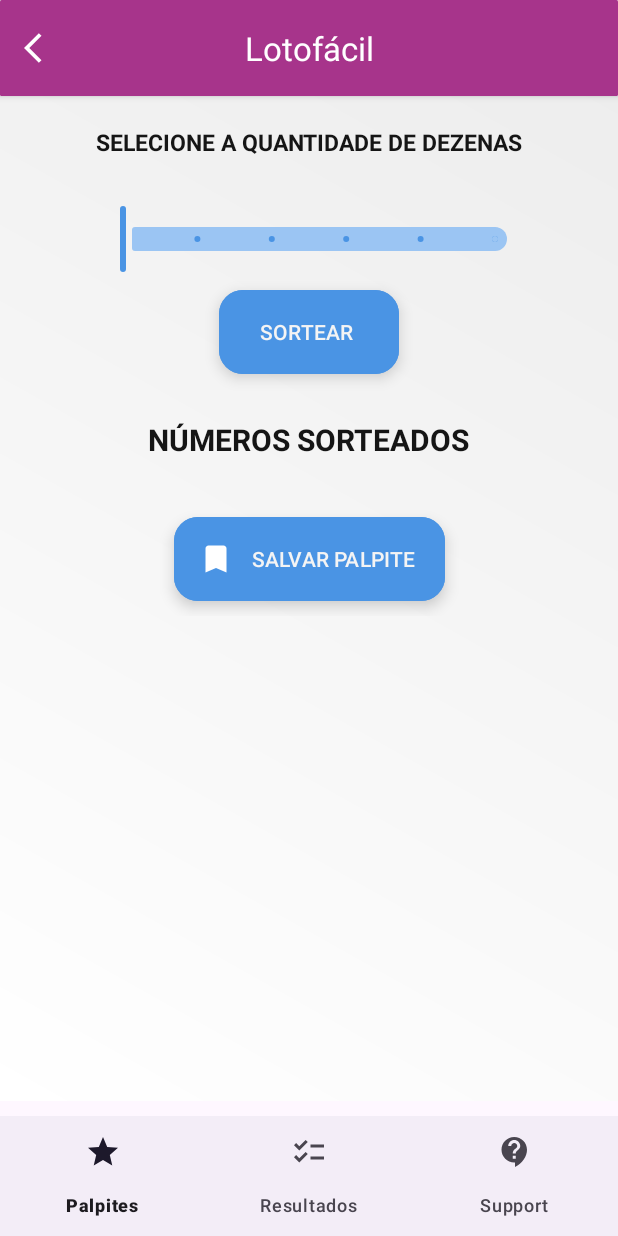
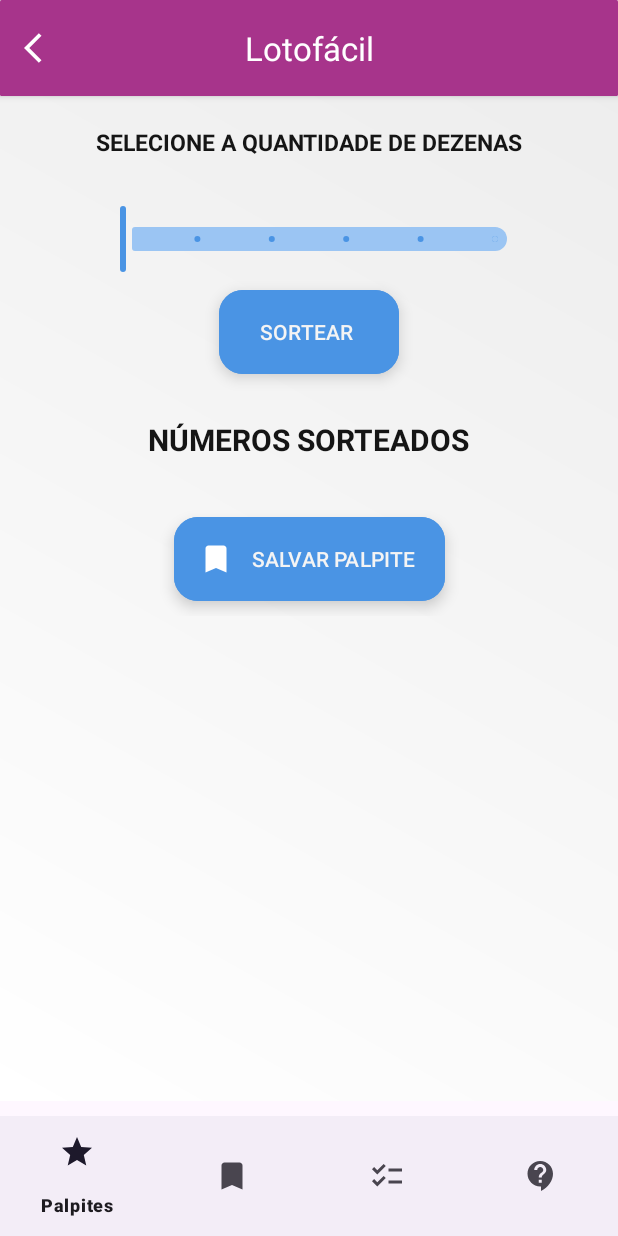
Before and after one commit to danielhungria/MinhaSorteApp, an Android app: the LotofacilPalpiteFragment screen opened through its navigation route, on a phone screen of 412 x 824 dp. Run offline under Robolectric (Android 15) with nearby library versions, the phone set to English and light mode, and no system bars; our stand-ins replace AdMob, Dagger/Hilt's generated code, Firebase (no records; nobody signed in at launch, a user with empty details on screens opened directly), Room's generated code, navigation-ui; network calls fail; pictures from the network do not load; 1 statement that could not run was skipped.

Commit message:
improvement: layout changes and verification when press saved palpite

```diff
--- a/app/src/main/java/br/com/minhasortemegasena/MainActivity.kt
+++ b/app/src/main/java/br/com/minhasortemegasena/MainActivity.kt
@@ -43,7 +43,8 @@
         val allowedDestinations = listOf(
             R.id.home_list_games_caixa_fragment,
             R.id.home_list_results,
-            R.id.support_fragment
+            R.id.support_fragment,
+            R.id.home_saved_games_fragment
         )
         binding.navigationbarActivityMenu.isItemActiveIndicatorEnabled =
             destination.id in allowedDestinations
--- a/app/src/main/java/br/com/minhasortemegasena/SupportViewModel.kt
+++ b/app/src/main/java/br/com/minhasortemegasena/SupportViewModel.kt
@@ -18,7 +18,8 @@
     fun uploadSupport(
         title: String,
         text: String,
-        context: Context?
+        context: Context?,
+        callback: ((Boolean) -> Unit)?
     ) {
         val uuid = UUID.randomUUID().toString()
         val saveSupport = SupportModel(
@@ -37,6 +38,7 @@
                             Toast.LENGTH_LONG
                         ).show()
                     }
+                    callback?.invoke(true)
                 } else {
                     context?.let {
                         Toast.makeText(
@@ -51,6 +53,7 @@
                     Toast.makeText(context, "Serviço indisponível no momento", Toast.LENGTH_LONG)
                         .show()
                 }
+                callback?.invoke(false)
             }
 
         }
--- a/app/src/main/java/br/com/minhasortemegasena/ui/games/federal/FederalPalpiteFragment.kt
+++ b/app/src/main/java/br/com/minhasortemegasena/ui/games/federal/FederalPalpiteFragment.kt
@@ -72,6 +72,7 @@
     }
 
     private fun setupButtonSavePalpite() {
+        if (!viewModel.randomNumberList.value.isNullOrEmpty()) {
             binding.buttonSaveSortedNumber.setOnClickListener {
                 setupAdInterstitial()
                 val builder = AlertDialog.Builder(requireContext())
@@ -90,6 +91,9 @@
                     dialog.dismiss()
                 }
                 builder.show()
+            }
+        } else {
+            Toast.makeText(requireContext(), "Sorteie um número antes de salvar o palpite",Toast.LENGTH_LONG).show()
         }
     }
 
--- a/app/src/main/java/br/com/minhasortemegasena/ui/games/lotofacil/LotofacilPalpiteFragment.kt
+++ b/app/src/main/java/br/com/minhasortemegasena/ui/games/lotofacil/LotofacilPalpiteFragment.kt
@@ -72,6 +72,7 @@
     }
 
     private fun setupButtonSavePalpite() {
+        if (!viewModel.randomNumberList.value.isNullOrEmpty()) {
             binding.buttonSaveSortedNumber.setOnClickListener {
                 setupAdInterstitial()
                 val builder = AlertDialog.Builder(requireContext())
@@ -89,6 +90,9 @@
                     dialog.dismiss()
                 }
                 builder.show()
+            }
+        } else {
+            Toast.makeText(requireContext(), "Sorteie um número antes de salvar o palpite",Toast.LENGTH_LONG).show()
         }
     }
 
--- a/app/src/main/java/br/com/minhasortemegasena/ui/games/lotofacil/LotofacilPalpiteViewModel.kt
+++ b/app/src/main/java/br/com/minhasortemegasena/ui/games/lotofacil/LotofacilPalpiteViewModel.kt
@@ -17,7 +17,7 @@
 class LotofacilPalpiteViewModel @Inject constructor(private val mainRepository: MainRepository): ViewModel() {
 
     private val _randomNumberList = MutableLiveData<List<Int>>()
-    private val randomNumberList: LiveData<List<Int>> = _randomNumberList
+    val randomNumberList: LiveData<List<Int>> = _randomNumberList
     var adLoad: Int = 0
 
 
--- a/app/src/main/java/br/com/minhasortemegasena/ui/games/megasena/MainFragment.kt
+++ b/app/src/main/java/br/com/minhasortemegasena/ui/games/megasena/MainFragment.kt
@@ -62,6 +62,7 @@
 
     private fun setupButtonSavePalpite() {
         binding.buttonSaveSortedNumber.setOnClickListener {
+            if (!viewModel.randomNumberList.value.isNullOrEmpty()){
                 setupAdInterstitial()
                 val builder = AlertDialog.Builder(requireContext())
                 builder.setTitle("Confirmar ação")
@@ -78,6 +79,9 @@
                     dialog.dismiss()
                 }
                 builder.show()
+            }else{
+                Toast.makeText(requireContext(), "Sorteie um número antes de salvar o palpite",Toast.LENGTH_LONG).show()
+            }
         }
     }
 
--- a/app/src/main/java/br/com/minhasortemegasena/ui/games/megasena/MainViewModel.kt
+++ b/app/src/main/java/br/com/minhasortemegasena/ui/games/megasena/MainViewModel.kt
@@ -18,7 +18,7 @@
 class MainViewModel @Inject constructor(private val mainRepository: MainRepository): ViewModel() {
 
     private val _randomNumberList = MutableLiveData<List<Int>>()
-    private val randomNumberList: LiveData<List<Int>> = _randomNumberList
+    val randomNumberList: LiveData<List<Int>> = _randomNumberList
     var adLoad: Int = 0
 
 
--- a/app/src/main/res/menu/bottom_navigation_menu.xml
+++ b/app/src/main/res/menu/bottom_navigation_menu.xml
@@ -6,6 +6,13 @@
         android:enabled="true"
         android:title="Palpites"
         android:icon="@drawable/ic_baseline_star_24"
+        />
+
+    <item
+        android:id="@+id/home_saved_games_fragment"
+        android:enabled="true"
+        android:title="Palpites Salvos"
+        android:icon="@drawable/baseline_bookmark_24"
         />
 
     <item
--- a/app/src/main/res/navigation/navigation_graph.xml
+++ b/app/src/main/res/navigation/navigation_graph.xml
@@ -3,7 +3,7 @@
     xmlns:app="http://schemas.android.com/apk/res-auto"
     xmlns:tools="http://schemas.android.com/tools"
     android:id="@+id/navigation_graph"
-    app:startDestination="@id/home_saved_games_fragment">
+    app:startDestination="@id/home_list_games_caixa_fragment">
 
     <fragment
         android:id="@+id/mainFragment"
```
Also changed, not shown: app/src/main/java/br/com/minhasortemegasena/SupportFragment.kt (+14 -1 lines), app/src/main/res/layout/item_saved_games.xml (+6 -4 lines). Lines whose indentation alone changed are shown as unchanged.
